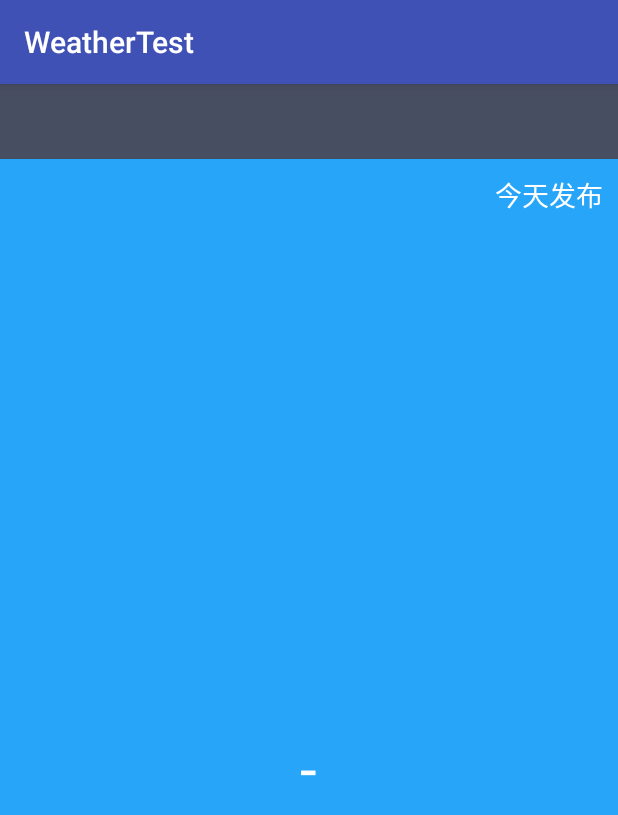
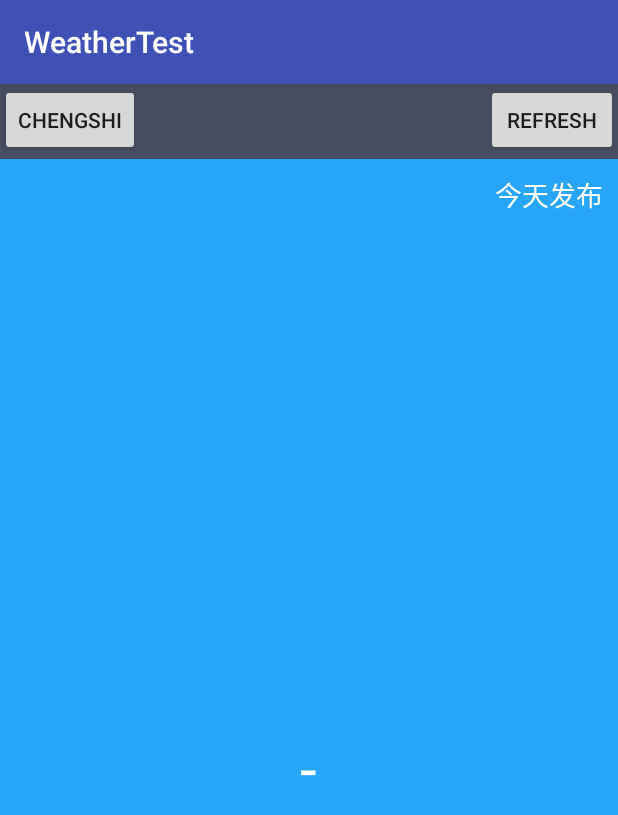
Before and after one commit to fando85/WeatherTest, an Android app: the WeatherActivity screen opened directly, with no data from a screen before it, on a phone screen of 412 x 824 dp. Shown: the top 815 px of the screen. Run offline under Robolectric (Android 15) with nearby library versions, the phone set to English and light mode, and no system bars.

Commit message:
变更天气

```diff
--- a/app/src/main/java/com/example/administrator/weathertest/activity/WeatherActivity.java
+++ b/app/src/main/java/com/example/administrator/weathertest/activity/WeatherActivity.java
@@ -1,5 +1,6 @@
 package com.example.administrator.weathertest.activity;
 
+import android.content.Intent;
 import android.content.SharedPreferences;
 import android.os.Bundle;
 import android.preference.PreferenceManager;
@@ -63,6 +64,28 @@ public class WeatherActivity extends AppCompatActivity {
         temp1Text = (TextView) findViewById(R.id.temp1);
         temp2Text = (TextView) findViewById(R.id.temp2);
         currentDateText = (TextView) findViewById(R.id.current_date);
+        switchCity=(Button)findViewById(R.id.switch_city);
+        switchCity.setOnClickListener(new View.OnClickListener() {
+            @Override
+            public void onClick(View v) {
+                Intent intent=new Intent(WeatherActivity.this,ChooseAreaActivity.class);
+                intent.putExtra("from_weather_activity",true);
+                startActivity(intent);
+                finish();
+            }
+        });
+        refreshWeather=(Button)findViewById(R.id.refresh_weather);
+        refreshWeather.setOnClickListener(new View.OnClickListener() {
+            @Override
+            public void onClick(View v) {
+                publishText.setText("同步中...");
+                SharedPreferences sharedPreferences=PreferenceManager.getDefaultSharedPreferences(WeatherActivity.this);
+                String weatherCode=sharedPreferences.getString("weather_code","");
+                if (!TextUtils.isEmpty(weatherCode)){
+                    queryWeatherInfo(weatherCode);
+                }
+            }
+        });
 
         String countyCode = getIntent().getStringExtra("county_code");
         if (!TextUtils.isEmpty(countyCode)) {
--- a/app/src/main/res/layout/weather_layout.xml
+++ b/app/src/main/res/layout/weather_layout.xml
@@ -7,6 +7,11 @@
         android:layout_width="match_parent"
         android:layout_height="50dp"
         android:background="#484E61">
+        <Button
+            android:id="@+id/switch_city"
+            android:layout_width="wrap_content"
+            android:layout_height="wrap_content"
+            android:text="chengshi"/>
         <TextView
             android:id="@+id/city_name"
             android:layout_width="wrap_content"
@@ -15,6 +20,12 @@
             android:text="ddd"
             android:textColor="#fff"
             android:textSize="24sp"/>
+        <Button
+            android:id="@+id/refresh_weather"
+            android:layout_width="wrap_content"
+            android:layout_height="wrap_content"
+            android:layout_alignParentRight="true"
+            android:text="refresh"/>
     </RelativeLayout>
     <RelativeLayout
         android:layout_width="match_parent"
```
Also changed, not shown: app/src/main/java/com/example/administrator/weathertest/activity/ChooseAreaActivity.java (+10 -2 lines).
